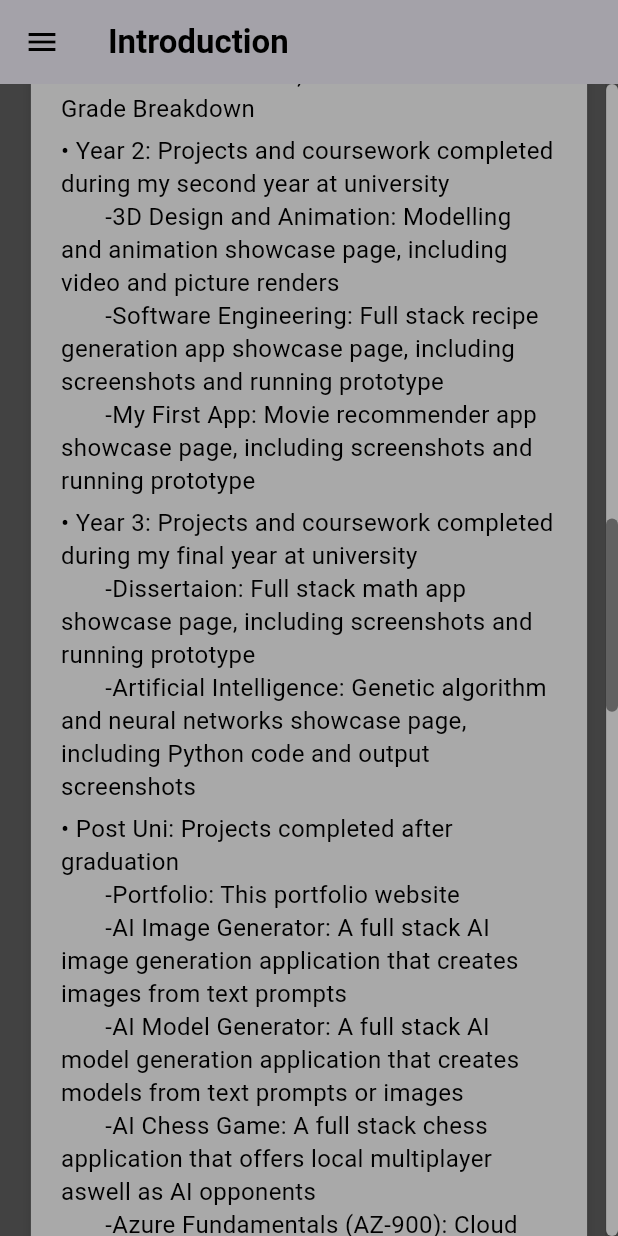
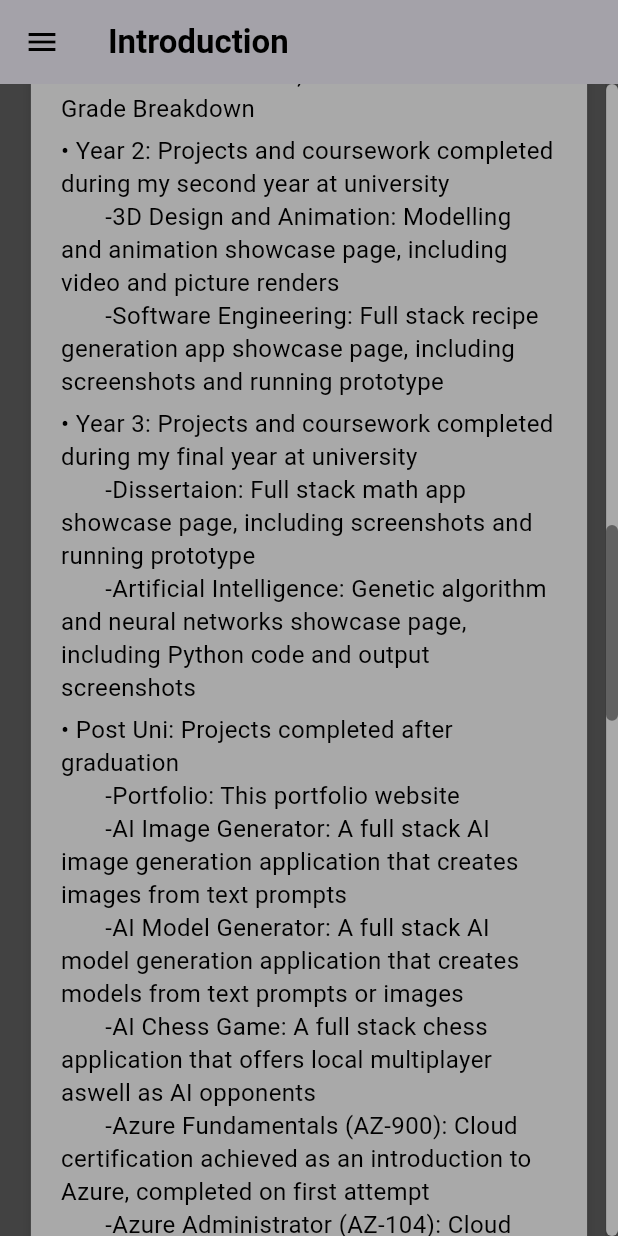
Before and after one commit to harrytmiller/portfolio, a Flutter app: the screen it shows after launch, scrolled down 1728 dp, on a phone screen of 412 x 824 dp. Run offline on Flutter 3.47's test engine with Material 3 defaults, Android fonts, the phone set to English and light mode, and no system bars; our stand-ins replace video_player; missing offline and left inert: dart:html.

Commit message:
Update Dashboard

```diff
--- a/lib/pages/intro.dart
+++ b/lib/pages/intro.dart
@@ -343,8 +343,7 @@ class _IntroState extends State<Intro> {
                     Text(
                       '• Year 2: Projects and coursework completed during my second year at university\n'
                       '       -3D Design and Animation: Modelling and animation showcase page, including video and picture renders\n'
-                      '       -Software Engineering: Full stack recipe generation app showcase page, including screenshots and running prototype\n'
-                      '       -My First App: Movie recommender app showcase page, including screenshots and running prototype',
+                      '       -Software Engineering: Full stack recipe generation app showcase page, including screenshots and running prototype',
                       style: TextStyle(fontSize: 16, color: Colors.black, height: 1.4),
                     ),
                     SizedBox(height: 6),
```
